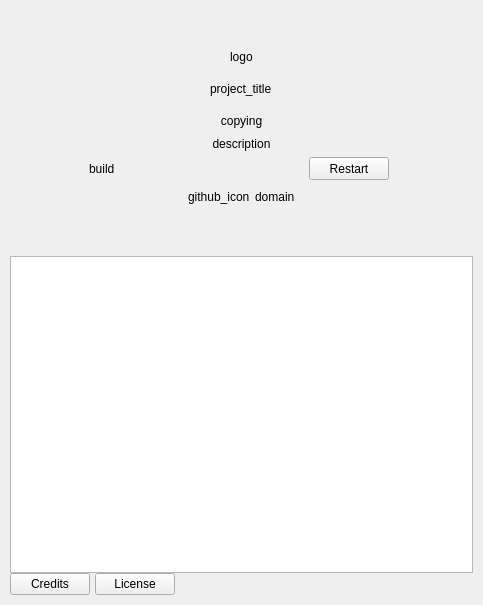
billlin0904/xamp2, file src/widget_shared/aboutdialog.ui: the form before one commit.
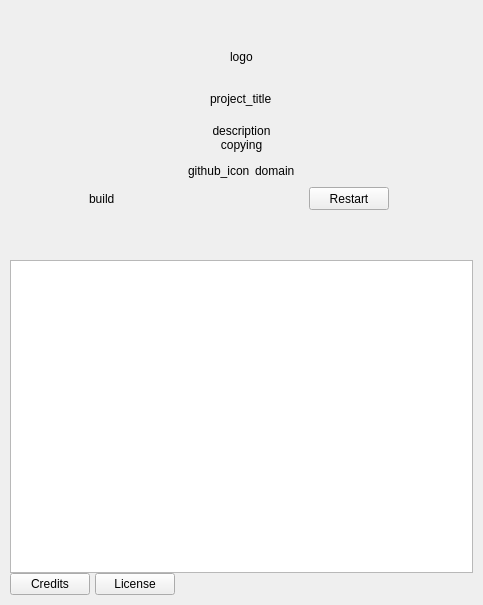
The form after the commit. Custom widgets are drawn as their Qt base class.

Diff of the .ui file:
```diff
--- a/src/widget_shared/aboutdialog.ui
+++ b/src/widget_shared/aboutdialog.ui
@@ -55,6 +55,22 @@
      </property>
     </widget>
    </item>
+   <item>
+    <spacer name="verticalSpacer_4">
+     <property name="orientation">
+      <enum>Qt::Vertical</enum>
+     </property>
+     <property name="sizeType">
+      <enum>QSizePolicy::Fixed</enum>
+     </property>
+     <property name="sizeHint" stdset="0">
+      <size>
+       <width>20</width>
+       <height>10</height>
+      </size>
+     </property>
+    </spacer>
+   </item>
    <item alignment="Qt::AlignHCenter">
     <widget class="QLabel" name="lblProjectTitle">
      <property name="minimumSize">
@@ -74,6 +90,16 @@
      </property>
     </widget>
    </item>
+   <item>
+    <widget class="QLabel" name="lblDescription">
+     <property name="text">
+      <string>description</string>
+     </property>
+     <property name="alignment">
+      <set>Qt::AlignCenter</set>
+     </property>
+    </widget>
+   </item>
    <item>
     <widget class="QLabel" name="lblCopying">
      <property name="text">
@@ -88,14 +114,60 @@
     <widget class="QWidget" name="wdtContent" native="true">
      <layout class="QVBoxLayout" name="verticalLayout_2">
       <item>
-       <widget class="QLabel" name="lblDescription">
-        <property name="text">
-         <string>description</string>
+       <layout class="QHBoxLayout" name="horizontalLayout_2" stretch="0,0,0,0">
+        <property name="spacing">
+         <number>5</number>
         </property>
-        <property name="alignment">
-         <set>Qt::AlignCenter</set>
-        </property>
-       </widget>
+        <item>
+         <spacer name="horizontalSpacer_2">
+          <property name="orientation">
+           <enum>Qt::Horizontal</enum>
+          </property>
+          <property name="sizeHint" stdset="0">
+           <size>
+            <width>40</width>
+            <height>20</height>
+           </size>
+          </property>
+         </spacer>
+        </item>
+        <item>
+         <widget class="QLabel" name="lbIGithubIcon">
+          <property name="text">
+           <string>github_icon</string>
+          </property>
+         </widget>
+        </item>
+        <item>
+         <widget class="QLabel" name="lblDomain">
+          <property name="text">
+           <string>domain</string>
+          </property>
+          <property name="textFormat">
+           <enum>Qt::RichText</enum>
+          </property>
+          <property name="openExternalLinks">
+           <bool>true</bool>
+          </property>
+          <property name="textInteractionFlags">
+           <set>Qt::LinksAccessibleByMouse</set>
+          </property>
+         </widget>
+        </item>
+        <item>
+         <spacer name="horizontalSpacer_3">
+          <property name="orientation">
+           <enum>Qt::Horizontal</enum>
+          </property>
+          <property name="sizeHint" stdset="0">
+           <size>
+            <width>40</width>
+            <height>20</height>
+           </size>
+          </property>
+         </spacer>
+        </item>
+       </layout>
       </item>
       <item>
        <layout class="QHBoxLayout" name="horizontalLayout_3">
@@ -234,62 +306,6 @@
         </item>
        </layout>
       </item>
-      <item>
-       <layout class="QHBoxLayout" name="horizontalLayout_2" stretch="0,0,0,0">
-        <property name="spacing">
-         <number>5</number>
-        </property>
-        <item>
-         <spacer name="horizontalSpacer_2">
-          <property name="orientation">
-           <enum>Qt::Horizontal</enum>
-          </property>
-          <property name="sizeHint" stdset="0">
-           <size>
-            <width>40</width>
-            <height>20</height>
-           </size>
-          </property>
-         </spacer>
-        </item>
-        <item>
-         <widget class="QLabel" name="lbIGithubIcon">
-          <property name="text">
-           <string>github_icon</string>
-          </property>
-         </widget>
-        </item>
-        <item>
-         <widget class="QLabel" name="lblDomain">
-          <property name="text">
-           <string>domain</string>
-          </property>
-          <property name="textFormat">
-           <enum>Qt::RichText</enum>
-          </property>
-          <property name="openExternalLinks">
-           <bool>true</bool>
-          </property>
-          <property name="textInteractionFlags">
-           <set>Qt::LinksAccessibleByMouse</set>
-          </property>
-         </widget>
-        </item>
-        <item>
-         <spacer name="horizontalSpacer_3">
-          <property name="orientation">
-           <enum>Qt::Horizontal</enum>
-          </property>
-          <property name="sizeHint" stdset="0">
-           <size>
-            <width>40</width>
-            <height>20</height>
-           </size>
-          </property>
-         </spacer>
-        </item>
-       </layout>
-      </item>
       <item>
        <spacer name="verticalSpacer_2">
         <property name="orientation">
```
